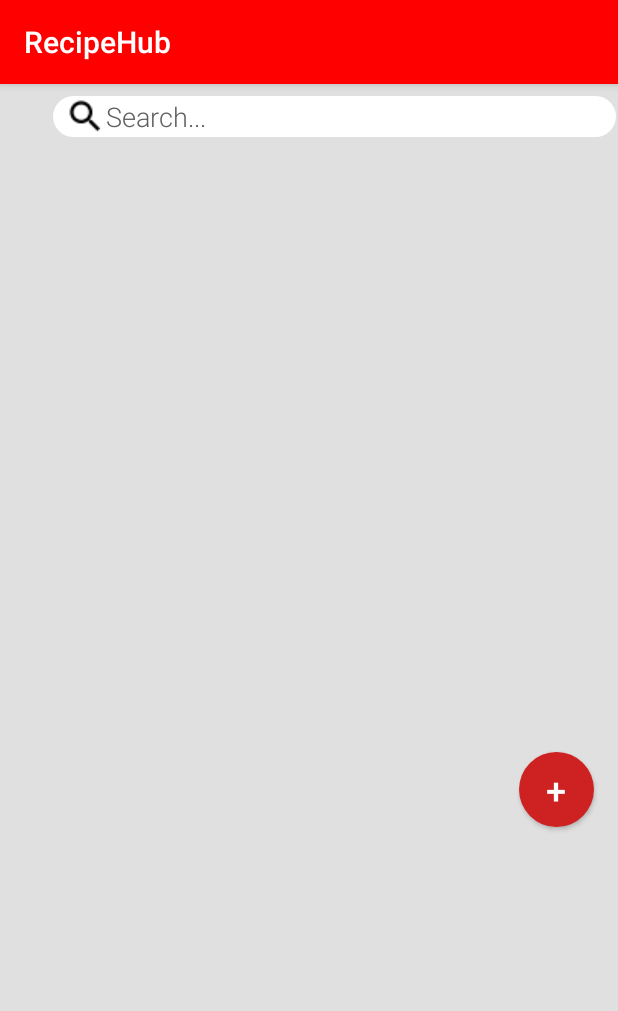
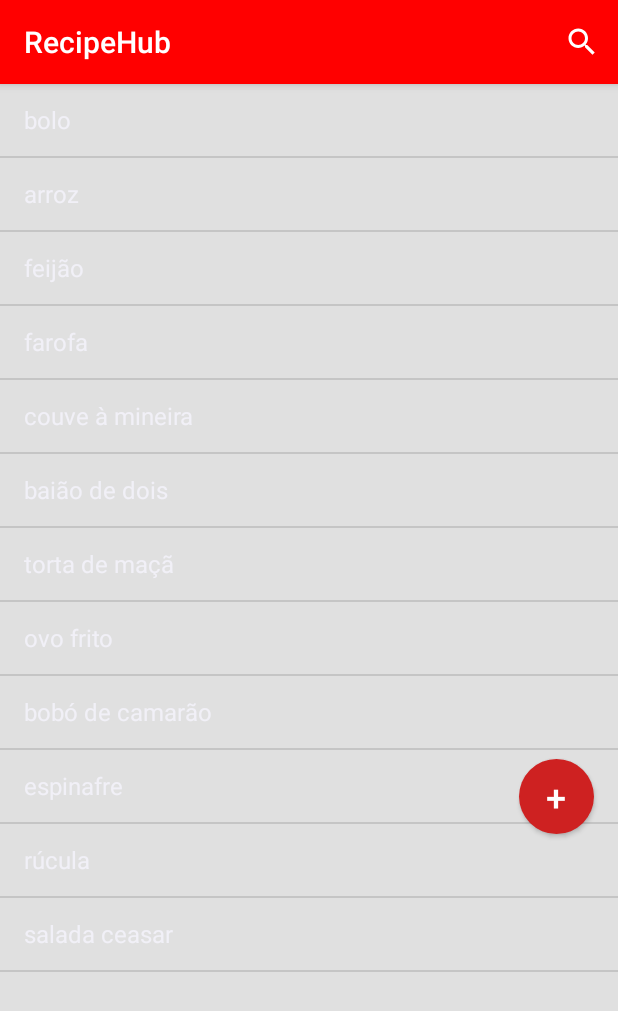
Before and after one commit to leosauberman/RecipeHub, an Android app: the screen it shows after launch (MainActivity), on a phone screen of 412 x 824 dp. Shown: the top 1011 px of the screen. Run offline under Robolectric (Android 15) with nearby library versions, the phone set to English and light mode, and no system bars.

Commit message:
SearchView funcionando, BD desativado

```diff
--- a/app/src/main/java/com/example/leonardomoraes/myapplication/DataBaseHelper.java
+++ b/app/src/main/java/com/example/leonardomoraes/myapplication/DataBaseHelper.java
@@ -9,7 +9,7 @@ import android.database.sqlite.SQLiteOpenHelper;
 /**
  * Created by ADM on 22/05/2017.
  */
-
+/*
 public class DataBaseHelper extends SQLiteOpenHelper {
     public static final String DATABASE_NAME = "RecipeHub.db";
     public static final String TABLE_NAME = "tabela_Receitas";
@@ -61,7 +61,7 @@ public class DataBaseHelper extends SQLiteOpenHelper {
     }
     public Cursor getAllData(){
         SQLiteDatabase db = this.getWritableDatabase();
-        Cursor res = db.rawQuery("SELECT * FROM" + TABLE_NAME, null);
-        return res;
+        return db.rawQuery("SELECT * FROM" + TABLE_NAME, null);
     }
 }
+*/
--- a/app/src/main/java/com/example/leonardomoraes/myapplication/MainActivity.java
+++ b/app/src/main/java/com/example/leonardomoraes/myapplication/MainActivity.java
@@ -5,6 +5,10 @@ import android.database.Cursor;
 import android.support.v7.app.AppCompatActivity;
 import android.os.Bundle;
 import android.support.v7.widget.ListViewCompat;
+import android.support.v7.widget.SearchView;
+import android.view.Menu;
+import android.view.MenuInflater;
+import android.view.MenuItem;
 import android.view.View;
 import android.widget.ArrayAdapter;
 import android.widget.Button;
@@ -21,14 +25,18 @@ public class MainActivity extends AppCompatActivity {
 
     private Button add1;
     private ListView listaReceitas;
+    private String[] recipes = {"bolo", "arroz","feijão", "farofa", "couve à mineira", "baião de dois",
+                                "torta de maçã", "ovo frito", "bobó de camarão", "espinafre", "rúcula",
+                                "salada ceasar"};
     private List<String> feed = new ArrayList<String>();
+    ArrayAdapter<String> adapter;
 
     @Override
     protected void onCreate(Bundle savedInstanceState) {
         super.onCreate(savedInstanceState);
         setContentView(R.layout.main);
-
-        DataBaseHelper myDB = new DataBaseHelper(this);
+        listaReceitas = (ListView) findViewById(R.id.listView);
+        /*DataBaseHelper myDB = new DataBaseHelper(this);
         Cursor res = myDB.getAllData();
         if(res != null && res.getCount() > 0) {
             while (res.moveToNext()) {
@@ -41,12 +49,12 @@ public class MainActivity extends AppCompatActivity {
         }
         else{
             Toast.makeText(this, "No hay datos", Toast.LENGTH_LONG);
-        }
-        ArrayAdapter<String> adapter = new ArrayAdapter<String>(
+        }*/
+        adapter = new ArrayAdapter<String>(
                 getApplicationContext(),
                 android.R.layout.simple_list_item_1,
                 android.R.id.text1,
-                feed
+                recipes
         );
         listaReceitas.setAdapter(adapter);
         add1 = (Button) findViewById(R.id.addRecipe);
@@ -57,4 +65,25 @@ public class MainActivity extends AppCompatActivity {
             }
         });
     }
+    @Override
+    public boolean onCreateOptionsMenu(Menu menu){
+        MenuInflater inflater = getMenuInflater();
+        inflater.inflate(R.menu.menu_search, menu);
+        MenuItem item = menu.findItem(R.id.menuSearch);
+        SearchView searchView = (SearchView) item.getActionView();
+        searchView.setOnQueryTextListener(new SearchView.OnQueryTextListener() {
+            @Override
+            public boolean onQueryTextSubmit(String query) {
+                return false;
+            }
+
+            @Override
+            public boolean onQueryTextChange(String newText) {
+                adapter.getFilter().filter(newText);
+                return false;
+            }
+        });
+
+        return super.onCreateOptionsMenu(menu);
+    }
 }
--- a/app/src/main/java/com/example/leonardomoraes/myapplication/TelaReceita.java
+++ b/app/src/main/java/com/example/leonardomoraes/myapplication/TelaReceita.java
@@ -38,15 +38,13 @@ public class TelaReceita extends AppCompatActivity {
         final EditText ingrediente = (EditText) findViewById(R.id.ingredientesEdit);
         final EditText preparo = (EditText) findViewById(R.id.preparoEdit);
         final EditText tempo = (EditText) findViewById(R.id.tempoEdit);
-        final int tempoInt = Integer.parseInt(tempo.getText().toString());
-        final DataBaseHelper myDB = new DataBaseHelper(this);
 
         criar = (Button) findViewById(R.id.criarReceita);
         criar.setOnClickListener(new View.OnClickListener(){
             @Override
             public void onClick(View v) {
                 startActivity(new Intent(TelaReceita.this, MainActivity.class));
-                myDB.insertData(nome.toString(), ingrediente.toString(), tempoInt, sabor.toString(), tipo.toString(), preparo.toString());
+                //myDB.insertData(nome.toString(), ingrediente.toString(), tempo.toString(), sabor.toString(), tipo.toString(), preparo.toString());
             }
         });
     }
--- a/app/src/main/res/layout/activity_tela_receita.xml
+++ b/app/src/main/res/layout/activity_tela_receita.xml
@@ -142,7 +142,8 @@
         android:layout_alignStart="@id/preparo"
         android:layout_marginTop="36dp"
         android:ems="10"
-        android:inputType="textLongMessage" />
+        android:inputType="textLongMessage"
+        />
 
     <TextView
         android:id="@+id/minutes"
--- a/app/src/main/res/layout/main.xml
+++ b/app/src/main/res/layout/main.xml
@@ -8,37 +8,6 @@
     android:orientation="vertical"
     android:theme="@style/AppTheme">
 
-    <EditText
-        android:id="@+id/search"
-        android:layout_width="375dp"
-        android:layout_height="wrap_content"
-        android:layout_alignParentTop="true"
-        android:layout_marginStart="35dp"
-        android:layout_marginTop="8dp"
-        android:background="@drawable/round_textedit"
-        android:drawableLeft="@drawable/ic_search_black_18dp"
-        android:drawableStart="@drawable/ic_search_black_18dp"
-        android:fontFamily="sans-serif-light"
-        android:hint="Search..."
-        android:paddingLeft="8dp"
-        android:paddingStart="8dp"
-        android:maxLines="1"
-        android:textColor="@color/searchText"
-        android:textColorHint="@color/searchHint"
-        android:textSize="18sp" />
-
-    <Button
-        android:id="@+id/addRecipe"
-        android:layout_width="50dp"
-        android:layout_height="50dp"
-        android:layout_alignParentEnd="true"
-        android:layout_marginEnd="16dp"
-        android:layout_marginTop="445dp"
-        android:background="@drawable/round_button"
-        android:onClick="onClick"
-        android:text="+"
-        android:textColor="#ffffff"
-        android:textSize="24sp" />
     <ListView
         android:id="@+id/listView"
         android:layout_width="match_parent"
@@ -47,8 +16,24 @@
         android:layout_alignParentStart="true"
         android:layout_alignParentTop="true"
         tools:layout_editor_absoluteX="8dp"
-        tools:layout_editor_absoluteY="8dp"
-        />
+        tools:layout_editor_absoluteY="8dp" />
+
+    <Button
+        android:id="@+id/addRecipe"
+        android:layout_width="50dp"
+        android:layout_height="50dp"
+        android:layout_alignParentEnd="true"
+        android:layout_alignParentRight="true"
+        android:layout_alignParentStart="false"
+        android:layout_alignWithParentIfMissing="false"
+        android:layout_marginEnd="16sp"
+        android:layout_marginLeft="200dp"
+        android:layout_marginTop="450dp"
+        android:background="@drawable/round_button"
+        android:onClick="onClick"
+        android:text="+"
+        android:textColor="#ffffff"
+        android:textSize="24sp" />
     <!-- Recycler View>
     <android.support.v7.widget.RecyclerView
         android:id="@+id/recycler_view"
--- /dev/null
+++ b/app/src/main/res/menu/menu_search.xml
@@ -0,0 +1,11 @@
+<?xml version="1.0" encoding="utf-8"?>
+<menu xmlns:android="http://schemas.android.com/apk/res/android"
+    xmlns:app="http://schemas.android.com/apk/res-auto">
+
+    <item android:id="@+id/menuSearch"
+        android:title="Search"
+        android:icon="@android:drawable/ic_menu_search"
+        app:actionViewClass="android.support.v7.widget.SearchView"
+        app:showAsAction="always"
+        />
+</menu>
--- a/build.gradle
+++ b/build.gradle
@@ -5,7 +5,7 @@ buildscript {
         jcenter()
     }
     dependencies {
-        classpath 'com.android.tools.build:gradle:2.3.1'
+        classpath 'com.android.tools.build:gradle:2.3.2'
 
         // NOTE: Do not place your application dependencies here; they belong
         // in the individual module build.gradle files
```
Also changed, not shown: 313 other files.
